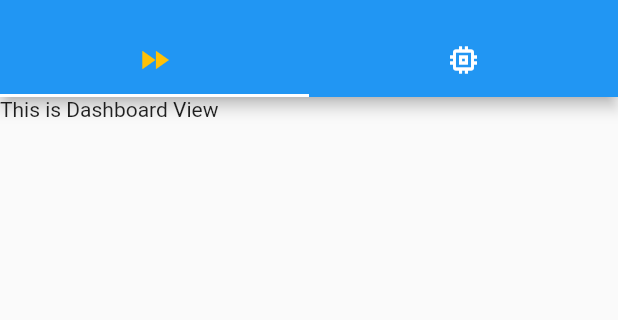
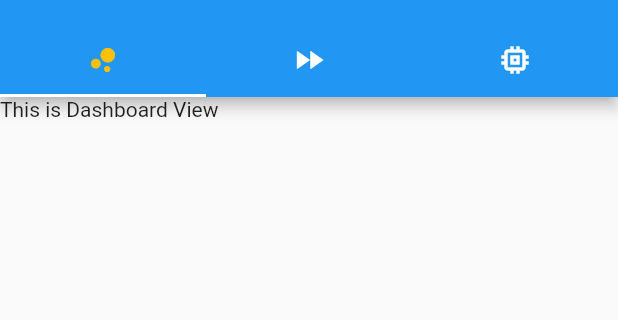
Before and after one commit to juliesteady/Medicerus, a Flutter app: the screen it shows after launch, on a phone screen of 412 x 824 dp, the part 59-379 px from its top. Run offline on Flutter 3.47's test engine with Material 2 defaults, Android fonts, the phone set to English and light mode, and no system bars; our stand-ins replace drift, flutter_slidable, sqflite; accounts and stored records are empty; generated files the repository leaves out were written again.

Commit message:
ndc.db fix, and readded 3rd tab
ndc.db  in assets now works properly, 3rd tab just has text message displaying, widgets in other 2 tabs have null error

```diff
--- a/mm3/lib/main.dart
+++ b/mm3/lib/main.dart
@@ -134,7 +134,7 @@ class _HomePageState extends State<HomePage>
 
   @override
   void initState() {
-    _tabController = new TabController(length: 2, vsync: this);
+    _tabController = new TabController(length: 3, vsync: this);
     super.initState();
   }
 
@@ -166,6 +166,7 @@ class _HomePageState extends State<HomePage>
           unselectedLabelColor: Colors.white,
           labelColor: Colors.amber,
           tabs: [
+            new Tab(icon: new Icon(Icons.bubble_chart)),
             // "QuickList" Tab
             new Tab(icon: new Icon(Icons.fast_forward)),
             // "Medications" Tab
--- a/mm3/pubspec.yaml
+++ b/mm3/pubspec.yaml
@@ -70,7 +70,8 @@ flutter:
   uses-material-design: true
 
   # To add assets to your application, add an assets section, like this:
-  # assets:
+  assets:
+      - ndc.db
   #   - images/a_dot_burr.jpeg
   #   - images/a_dot_ham.jpeg
 
```
